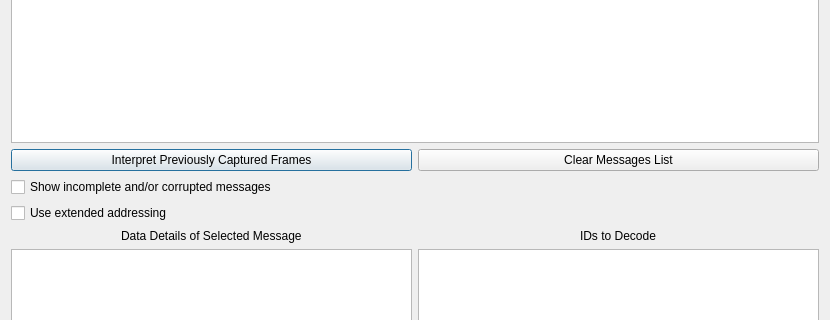
First picture: the form in ui/isotp_interpreterwindow.ui, repository collin80/SavvyCAN, before the edit; both pictures show x 0 to 830 and y 187 to 507 of the 830 by 725 pixel window.
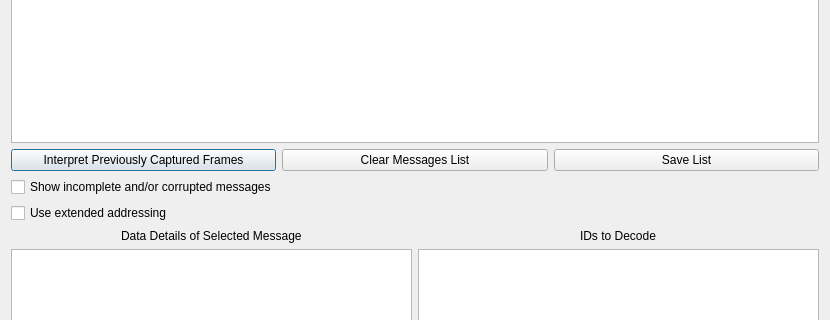
Second picture: the form after the edit.

Commit message: Add a save function to ISO-TP decoder window

The edit to the form file:
```diff
--- a/ui/isotp_interpreterwindow.ui
+++ b/ui/isotp_interpreterwindow.ui
@@ -40,6 +40,13 @@
        </property>
       </widget>
      </item>
+     <item>
+      <widget class="QPushButton" name="btnSaveList">
+       <property name="text">
+        <string>Save List</string>
+       </property>
+      </widget>
+     </item>
     </layout>
    </item>
    <item alignment="Qt::AlignLeft">
```
The commit also changes 4 other files.
